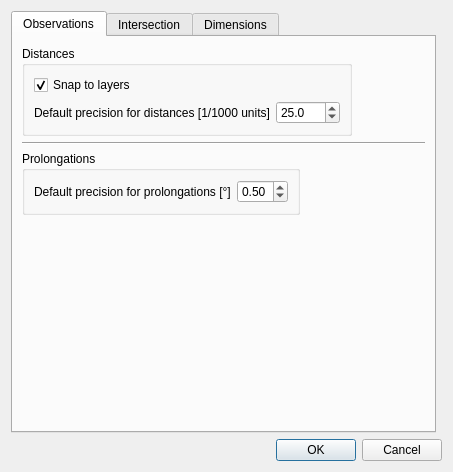
Before: the Qt Designer form ui/ui_settings.ui in 3nids/intersectit, drawn with Qt 5.
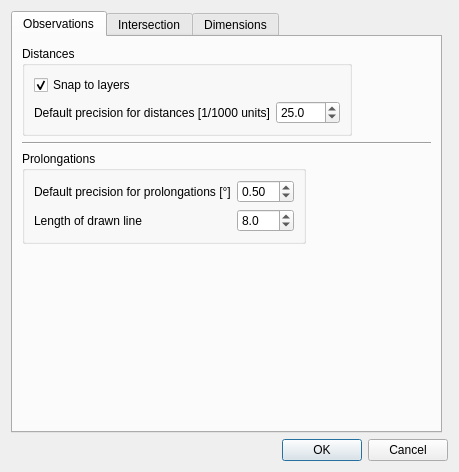
After: the same form once the commit is applied.

Diff of the .ui file:
```diff
--- a/ui/ui_settings.ui
+++ b/ui/ui_settings.ui
@@ -6,7 +6,7 @@
    <rect>
     <x>0</x>
     <y>0</y>
-    <width>453</width>
+    <width>459</width>
     <height>472</height>
    </rect>
   </property>
@@ -105,6 +105,23 @@
             </property>
            </widget>
           </item>
+          <item row="1" column="0">
+           <widget class="QLabel" name="label_8">
+            <property name="text">
+             <string>Length of drawn line</string>
+            </property>
+           </widget>
+          </item>
+          <item row="1" column="1">
+           <widget class="QDoubleSpinBox" name="obsProlongationLength">
+            <property name="decimals">
+             <number>1</number>
+            </property>
+            <property name="value">
+             <double>8.000000000000000</double>
+            </property>
+           </widget>
+          </item>
          </layout>
         </widget>
        </item>
```
